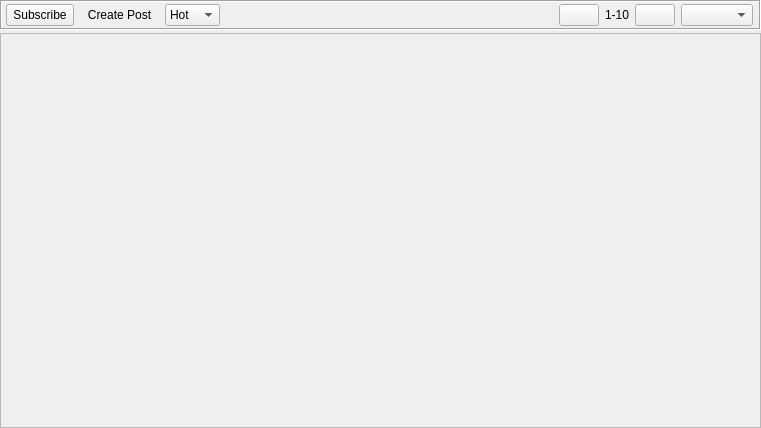
Above: retroshare-gui/src/gui/Posted/PostedListWidget.ui from RetroShare/RetroShare before the change. Below: the same form after it.
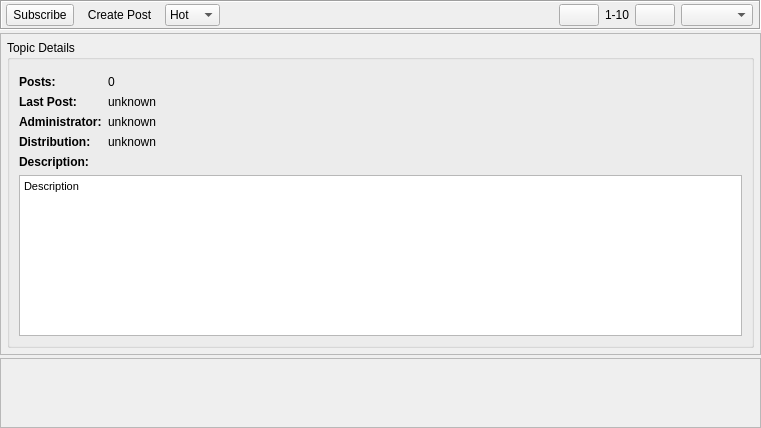
That is the form after the change. Icons and pictures are not drawn. Custom widgets are drawn as their Qt base class.

Commit message:
Added infoframe for Posted List Widget
* Added infoframe for Posted List Widget
* Fixed channels infoframe look both same

The edit to the form file:
```diff
--- a/retroshare-gui/src/gui/Posted/PostedListWidget.ui
+++ b/retroshare-gui/src/gui/Posted/PostedListWidget.ui
@@ -205,6 +205,186 @@
      </layout>
     </widget>
    </item>
+   <item>
+    <widget class="QFrame" name="infoframe">
+     <property name="frameShape">
+      <enum>QFrame::StyledPanel</enum>
+     </property>
+     <property name="frameShadow">
+      <enum>QFrame::Raised</enum>
+     </property>
+     <layout class="QGridLayout" name="gridLayout_3">
+      <property name="leftMargin">
+       <number>6</number>
+      </property>
+      <property name="topMargin">
+       <number>6</number>
+      </property>
+      <property name="rightMargin">
+       <number>6</number>
+      </property>
+      <property name="bottomMargin">
+       <number>6</number>
+      </property>
+      <item row="0" column="0">
+       <widget class="QGroupBox" name="infoGroupBox">
+        <property name="autoFillBackground">
+         <bool>false</bool>
+        </property>
+        <property name="styleSheet">
+         <string notr="true"/>
+        </property>
+        <property name="title">
+         <string>Topic Details</string>
+        </property>
+        <property name="flat">
+         <bool>false</bool>
+        </property>
+        <property name="checkable">
+         <bool>false</bool>
+        </property>
+        <layout class="QGridLayout" name="gridLayout_2">
+         <item row="0" column="0">
+          <layout class="QGridLayout" name="gridLayout">
+           <property name="topMargin">
+            <number>6</number>
+           </property>
+           <item row="2" column="0">
+            <widget class="QLabel" name="label">
+             <property name="font">
+              <font>
+               <weight>75</weight>
+               <bold>true</bold>
+              </font>
+             </property>
+             <property name="text">
+              <string>Administrator:</string>
+             </property>
+            </widget>
+           </item>
+           <item row="0" column="0">
+            <widget class="QLabel" name="infoPostsLabel">
+             <property name="sizePolicy">
+              <sizepolicy hsizetype="Maximum" vsizetype="Preferred">
+               <horstretch>0</horstretch>
+               <verstretch>0</verstretch>
+              </sizepolicy>
+             </property>
+             <property name="font">
+              <font>
+               <weight>75</weight>
+               <bold>true</bold>
+              </font>
+             </property>
+             <property name="text">
+              <string>Posts:</string>
+             </property>
+            </widget>
+           </item>
+           <item row="1" column="0">
+            <widget class="QLabel" name="infoLastPostLabel">
+             <property name="sizePolicy">
+              <sizepolicy hsizetype="Maximum" vsizetype="Preferred">
+               <horstretch>0</horstretch>
+               <verstretch>0</verstretch>
+              </sizepolicy>
+             </property>
+             <property name="font">
+              <font>
+               <weight>75</weight>
+               <bold>true</bold>
+              </font>
+             </property>
+             <property name="text">
+              <string>Last Post:</string>
+             </property>
+            </widget>
+           </item>
+           <item row="5" column="0" colspan="2">
+            <widget class="QTextBrowser" name="infoDescription">
+             <property name="html">
+              <string notr="true">&lt;!DOCTYPE HTML PUBLIC &quot;-//W3C//DTD HTML 4.0//EN&quot; &quot;http://www.w3.org/TR/REC-html40/strict.dtd&quot;&gt;
+&lt;html&gt;&lt;head&gt;&lt;meta name=&quot;qrichtext&quot; content=&quot;1&quot; /&gt;&lt;style type=&quot;text/css&quot;&gt;
+p, li { white-space: pre-wrap; }
+&lt;/style&gt;&lt;/head&gt;&lt;body style=&quot; font-family:'MS Shell Dlg 2'; font-size:8.25pt; font-weight:400; font-style:normal;&quot;&gt;
+&lt;p style=&quot; margin-top:0px; margin-bottom:0px; margin-left:0px; margin-right:0px; -qt-block-indent:0; text-indent:0px;&quot;&gt;&lt;span style=&quot; font-size:8pt;&quot;&gt;Description&lt;/span&gt;&lt;/p&gt;&lt;/body&gt;&lt;/html&gt;</string>
+             </property>
+             <property name="textInteractionFlags">
+              <set>Qt::LinksAccessibleByMouse|Qt::TextSelectableByMouse</set>
+             </property>
+             <property name="openExternalLinks">
+              <bool>true</bool>
+             </property>
+             <property name="openLinks">
+              <bool>true</bool>
+             </property>
+            </widget>
+           </item>
+           <item row="4" column="0">
+            <widget class="QLabel" name="infoDescriptionLabel">
+             <property name="font">
+              <font>
+               <weight>75</weight>
+               <bold>true</bold>
+              </font>
+             </property>
+             <property name="text">
+              <string>Description:</string>
+             </property>
+            </widget>
+           </item>
+           <item row="2" column="1">
+            <widget class="GxsIdLabel" name="infoAdministrator">
+             <property name="text">
+              <string>unknown</string>
+             </property>
+             <property name="openExternalLinks">
+              <bool>true</bool>
+             </property>
+            </widget>
+           </item>
+           <item row="0" column="1">
+            <widget class="QLabel" name="infoPosts">
+             <property name="text">
+              <string notr="true">0</string>
+             </property>
+            </widget>
+           </item>
+           <item row="1" column="1">
+            <widget class="QLabel" name="infoLastPost">
+             <property name="text">
+              <string notr="true">unknown</string>
+             </property>
+            </widget>
+           </item>
+           <item row="3" column="0">
+            <widget class="QLabel" name="label_3">
+             <property name="font">
+              <font>
+               <weight>75</weight>
+               <bold>true</bold>
+              </font>
+             </property>
+             <property name="text">
+              <string>Distribution:</string>
+             </property>
+            </widget>
+           </item>
+           <item row="3" column="1">
+            <widget class="QLabel" name="infoDistribution">
+             <property name="text">
+              <string>unknown</string>
+             </property>
+            </widget>
+           </item>
+          </layout>
+         </item>
+        </layout>
+       </widget>
+      </item>
+     </layout>
+    </widget>
+   </item>
    <item>
     <widget class="QScrollArea" name="scrollArea">
      <property name="widgetResizable">
@@ -258,6 +438,11 @@
    <extends>QComboBox</extends>
    <header>gui/gxs/GxsIdChooser.h</header>
   </customwidget>
+  <customwidget>
+   <class>GxsIdLabel</class>
+   <extends>QLabel</extends>
+   <header>gui/gxs/GxsIdLabel.h</header>
+  </customwidget>
  </customwidgets>
  <resources>
   <include location="../images.qrc"/>
```
The commit also changes 3 other files.
